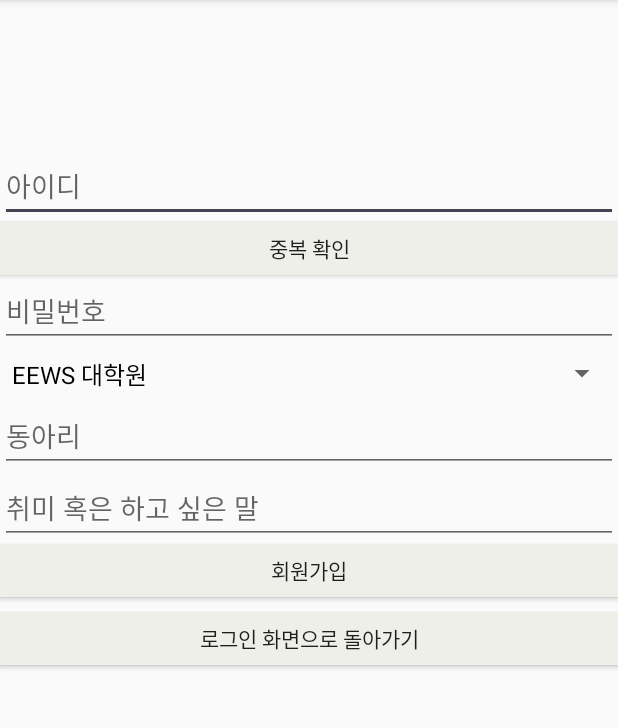
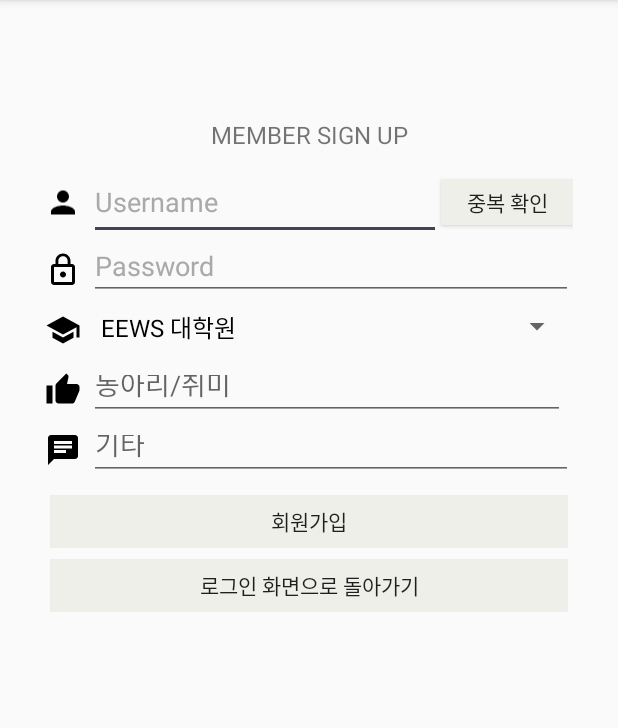
Before and after one commit to hyunOO/CS496_Week3, an Android app: the Sign screen opened directly, with no data from a screen before it, on a phone screen of 412 x 824 dp, the part 84-812 px from its top. Run offline under Robolectric (Android 15) with nearby library versions, the phone set to English and light mode, and no system bars; network calls fail.

Commit message:
[Client] UI redesign by SeungMin Lee

```diff
--- a/Client/app/src/main/java/com/cs496/cs496_week3/RoomInfo.java
+++ b/Client/app/src/main/java/com/cs496/cs496_week3/RoomInfo.java
@@ -61,18 +61,22 @@ public class RoomInfo extends Fragment {
             case "BANGJANG":
                 sendRequest.setText("이 방의 방장입니다");
                 sendRequest.setEnabled(false);
+                sendRequest.setBackgroundColor(getResources().getColor(R.color.nonClickable));
                 break;
             case "MEMBER":
                 sendRequest.setText("이미 가입된 방입니다");
                 sendRequest.setEnabled(false);
+                sendRequest.setBackgroundColor(getResources().getColor(R.color.nonClickable));
                 break;
             case "REJECT":
                 sendRequest.setText("가입이 거부되었습니다");
                 sendRequest.setEnabled(false);
+                sendRequest.setBackgroundColor(getResources().getColor(R.color.nonClickable));
                 break;
             case "WAITING":
                 sendRequest.setText("승인 대기중");
                 sendRequest.setEnabled(false);
+                sendRequest.setBackgroundColor(getResources().getColor(R.color.nonClickable));
                 break;
             case "NOTHING":
                 sendRequest.setOnClickListener(new View.OnClickListener() {
--- /dev/null
+++ b/Client/app/src/main/res/drawable/ic_chat_black_24dp.xml
@@ -0,0 +1,9 @@
+<vector xmlns:android="http://schemas.android.com/apk/res/android"
+        android:width="24dp"
+        android:height="24dp"
+        android:viewportWidth="24.0"
+        android:viewportHeight="24.0">
+    <path
+        android:fillColor="#FF000000"
+        android:pathData="M20,2L4,2c-1.1,0 -1.99,0.9 -1.99,2L2,22l4,-4h14c1.1,0 2,-0.9 2,-2L22,4c0,-1.1 -0.9,-2 -2,-2zM6,9h12v2L6,11L6,9zM14,14L6,14v-2h8v2zM18,8L6,8L6,6h12v2z"/>
+</vector>
--- /dev/null
+++ b/Client/app/src/main/res/drawable/ic_school_black_24dp.xml
@@ -0,0 +1,9 @@
+<vector xmlns:android="http://schemas.android.com/apk/res/android"
+        android:width="24dp"
+        android:height="24dp"
+        android:viewportWidth="24.0"
+        android:viewportHeight="24.0">
+    <path
+        android:fillColor="#FF000000"
+        android:pathData="M5,13.18v4L12,21l7,-3.82v-4L12,17l-7,-3.82zM12,3L1,9l11,6 9,-4.91V17h2V9L12,3z"/>
+</vector>
--- a/Client/app/src/main/res/layout/sign_layout.xml
+++ b/Client/app/src/main/res/layout/sign_layout.xml
@@ -1,31 +1,95 @@
 <?xml version="1.0" encoding="utf-8"?>
 <LinearLayout xmlns:android="http://schemas.android.com/apk/res/android"
-    android:orientation="vertical" android:layout_width="match_parent"
+    android:layout_width="match_parent"
     android:layout_height="match_parent"
-    android:layout_gravity="center">
+
+    android:orientation="vertical">
+
+    <LinearLayout
+        android:id="@+id/main_login_layout"
+        android:layout_width="match_parent"
+        android:layout_height="wrap_content"
+        android:layout_gravity="center"
+        android:layout_marginLeft="30dp"
+        android:layout_marginRight="30dp"
+        android:layout_marginTop="70dp"
+        android:orientation="vertical">
 
         <LinearLayout
             android:layout_width="match_parent"
-        android:layout_height="100dp"></LinearLayout>
+            android:layout_height="40dp"
+            android:orientation="horizontal">
+
+            <TextView
+                android:layout_width="match_parent"
+                android:layout_height="match_parent"
+                android:gravity="center"
+                android:text="MEMBER SIGN UP"
+                android:textSize="16sp" />
+
+        </LinearLayout>
+
+        <LinearLayout
+            android:layout_width="match_parent"
+            android:layout_height="50dp"
+            android:orientation="horizontal">
+
+            <ImageView
+                android:layout_width="wrap_content"
+                android:layout_height="match_parent"
+                android:layout_marginRight="5dp"
+                android:src="@drawable/ic_person_black_24dp" />
+
             <EditText
                 android:id="@+id/id"
-        android:layout_width="match_parent"
-        android:layout_height="wrap_content"
-        android:hint="아이디" />
+                android:layout_width="0dp"
+                android:layout_height="match_parent"
+                android:layout_weight="1"
+                android:hint="Username"
+                android:textColorHint="#a9a9a9" />
 
             <Button
                 android:id="@+id/duplicate"
-        android:layout_width="match_parent"
-        android:layout_height="35dp"
+                android:layout_width="wrap_content"
+                android:layout_height="30dp"
+                android:layout_gravity="center_vertical"
                 android:background="@color/colorBrighy"
                 android:text="중복 확인" />
 
+        </LinearLayout>
+
+
+        <LinearLayout
+            android:layout_width="match_parent"
+            android:layout_height="40dp"
+            android:orientation="horizontal">
+
+            <ImageView
+                android:layout_width="wrap_content"
+                android:layout_height="match_parent"
+                android:layout_marginRight="5dp"
+                android:src="@drawable/ic_lock_outline_black_24dp" />
 
             <EditText
                 android:id="@+id/pw"
                 android:layout_width="match_parent"
-        android:layout_height="wrap_content"
-        android:hint="비밀번호" />
+                android:layout_height="match_parent"
+                android:hint="Password"
+                android:inputType="textPassword"
+                android:textColorHint="#a9a9a9" />
+
+        </LinearLayout>
+
+        <LinearLayout
+            android:layout_width="match_parent"
+            android:layout_height="40dp"
+            android:orientation="horizontal">
+
+            <ImageView
+                android:layout_width="wrap_content"
+                android:layout_height="match_parent"
+                android:layout_marginRight="5dp"
+                android:src="@drawable/ic_school_black_24dp" />
 
             <Spinner
                 android:id="@+id/departmentselect"
@@ -34,48 +98,96 @@
 
             </Spinner>
 
+        </LinearLayout>
+
+        <LinearLayout
+            android:layout_width="match_parent"
+            android:layout_height="40dp"
+            android:orientation="horizontal">
+
+            <ImageView
+                android:layout_width="wrap_content"
+                android:layout_height="match_parent"
+                android:layout_marginRight="5dp"
+                android:src="@drawable/ic_thumb_up_black_24dp" />
 
             <EditText
                 android:id="@+id/circleselect"
                 android:layout_width="match_parent"
                 android:layout_height="wrap_content"
-        android:hint="동아리"
+                android:layout_marginRight="5dp"
+                android:hint="동아리/취미"
                 android:inputType="textMultiLine"
-        android:scrollbars="vertical"/>
+                android:scrollbars="vertical" />
+
+        </LinearLayout>
+
+        <LinearLayout
+            android:layout_width="match_parent"
+            android:layout_height="40dp"
+            android:orientation="horizontal">
+
+            <ImageView
+                android:layout_width="wrap_content"
+                android:layout_height="match_parent"
+                android:layout_marginRight="5dp"
+                android:src="@drawable/ic_chat_black_24dp" />
 
             <EditText
                 android:id="@+id/hobbyselect"
                 android:layout_width="match_parent"
                 android:layout_height="wrap_content"
-        android:hint="취미 혹은 하고 싶은 말"
+                android:hint="기타"
                 android:inputType="textMultiLine"
-        android:scrollbars="vertical"/>
+                android:scrollbars="vertical" />
+
+        </LinearLayout>
+
+        <LinearLayout
+            android:layout_width="match_parent"
+            android:layout_height="wrap_content"
+            android:layout_marginBottom="7dp"
+            android:layout_marginTop="10dp"
+            android:paddingLeft="3dp"
+            android:paddingRight="3dp">
 
             <Button
                 android:id="@+id/press"
                 android:layout_width="match_parent"
                 android:layout_height="35dp"
+
                 android:background="@color/colorBrighy"
-        android:text="회원가입"/>
+
+                android:text="회원가입" />
+
+        </LinearLayout>
+
+        <LinearLayout
+            android:layout_width="match_parent"
+            android:layout_height="wrap_content"
+            android:layout_marginBottom="3dp"
+            android:paddingLeft="3dp"
+            android:paddingRight="3dp">
 
             <Button
                 android:id="@+id/backToLogin"
                 android:layout_width="match_parent"
                 android:layout_height="35dp"
-        android:layout_marginTop="10dp"
                 android:background="@color/colorBrighy"
-        android:text="로그인 화면으로 돌아가기"/>
+                android:text="로그인 화면으로 돌아가기" />
 
+        </LinearLayout>
 
 
         <TextView
             android:id="@+id/hiden"
             android:layout_width="match_parent"
-        android:layout_height="match_parent"/>
+            android:layout_height="match_parent" />
 
         <TextView
             android:id="@+id/hiden2"
             android:layout_width="match_parent"
-        android:layout_height="match_parent"/>
+            android:layout_height="match_parent" />
 
     </LinearLayout>
+</LinearLayout>
--- a/Client/app/src/main/res/menu/activity_main_drawer.xml
+++ b/Client/app/src/main/res/menu/activity_main_drawer.xml
@@ -20,11 +20,11 @@
         <menu>
             <item
                 android:id="@+id/edit"
-                android:icon="@android:drawable/ic_menu_edit"
+                android:icon="@drawable/ic_edit_black_24dp"
                 android:title="개인정보 수정" />
             <item
                 android:id="@+id/logout"
-                android:icon="@android:drawable/ic_lock_idle_lock"
+                android:icon="@drawable/ic_lock_open_black_24dp"
                 android:title="로그아웃" />
 
         </menu>
--- a/Client/app/src/main/res/values/colors.xml
+++ b/Client/app/src/main/res/values/colors.xml
@@ -5,6 +5,7 @@
     <color name="colorPrimaryDark">#D45559</color>
     <color name="colorAccent">#454254</color>
     <color name="colorBrighy">#EFEFEA</color>
+    <color name="nonClickable">#BDBDB9</color>
 
     <color name="username0">#e21400</color>
     <color name="username1">#91580f</color>
```
Also changed, not shown: Client/app/src/main/java/com/cs496/cs496_week3/MainActivity.java (+8 -8 lines), Client/app/src/main/res/drawable/ic_edit_black_24dp.xml (added, +9 -0 lines), Client/app/src/main/res/drawable/ic_lock_open_black_24dp.xml (added, +9 -0 lines), Client/app/src/main/res/layout/login_layout.xml (+23 -21 lines), Client/app/src/main/res/layout/make_new_room.xml (+31 -21 lines), Client/app/src/main/res/layout/nav_header_main.xml (+21 -6 lines), Client/app/src/main/res/layout/room_info.xml (+16 -17 lines), Client/app/src/main/res/layout/sign_modify.xml (+47 -50 lines), Client/app/src/main/res/layout/tab0_userlist_layout.xml (+26 -18 lines), Client/app/src/main/res/layout/tab1_roomlist.xml (+11 -21 lines). Lines whose indentation alone changed are shown as unchanged.
